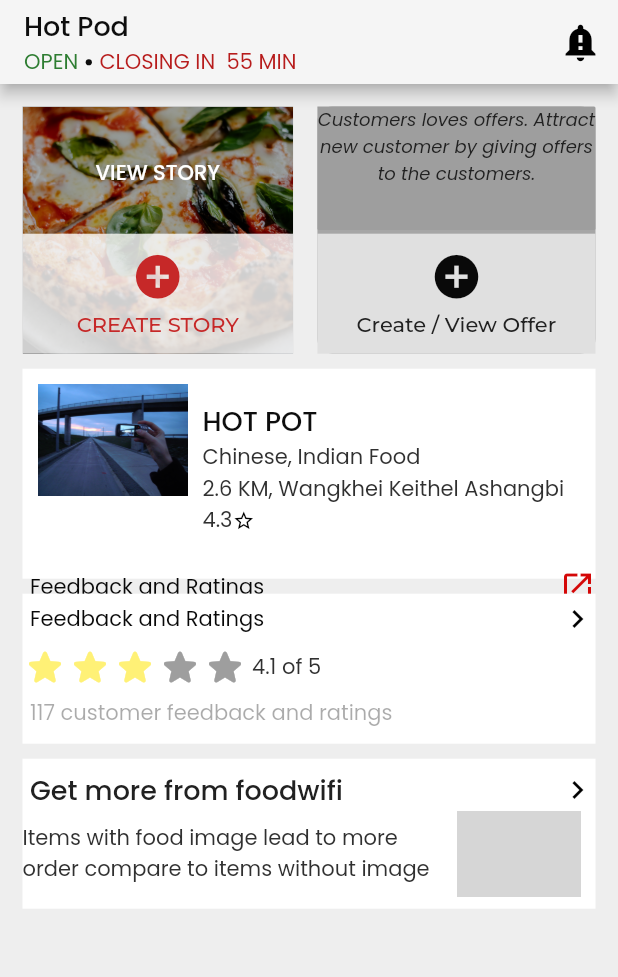
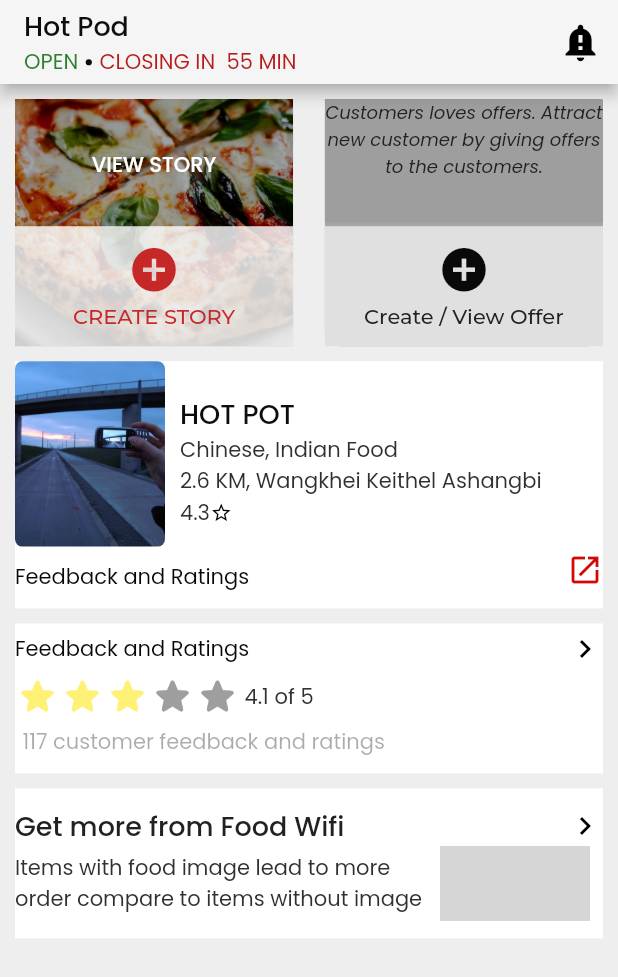
Before and after one commit to santamayengb/flutterflowproject, a Flutter app: the screen it shows after launch, on a phone screen of 412 x 824 dp. Shown: the top 977 px of the screen. Run offline on Flutter 3.47's test engine with Material 2 defaults, Android fonts, the phone set to English and light mode, and no system bars; drawn by our look-alikes of auto_size_text, flutter_rating_bar; our stand-ins replace font_awesome_flutter, google_fonts, page_transition, syncfusion_flutter_datepicker, timeago; missing offline and left inert: json_path; network calls fail; grey boxes are pictures that could not be loaded.

Commit message:
HomePage change

```diff
--- a/lib/components/home_page_widget.dart
+++ b/lib/components/home_page_widget.dart
@@ -13,7 +13,7 @@ class _HomePageWidgetState extends State<HomePageWidget> {
   @override
   Widget build(BuildContext context) {
     return Padding(
-      padding: EdgeInsetsDirectional.fromSTEB(0, 0, 5, 0),
+      padding: EdgeInsetsDirectional.fromSTEB(0, 0, 0, 0),
       child: Stack(
         children: [
           ClipRRect(
--- a/lib/home_pagefeed/home_pagefeed_widget.dart
+++ b/lib/home_pagefeed/home_pagefeed_widget.dart
@@ -91,8 +91,9 @@ class _HomePagefeedWidgetState extends State<HomePagefeedWidget> {
       ),
       backgroundColor: FlutterFlowTheme.gray200,
       body: SafeArea(
+        child: SingleChildScrollView(
           child: Padding(
-          padding: EdgeInsetsDirectional.fromSTEB(15, 15, 15, 15),
+            padding: EdgeInsetsDirectional.fromSTEB(10, 10, 10, 10),
             child: Column(
               mainAxisSize: MainAxisSize.max,
               children: [
@@ -127,7 +128,8 @@ class _HomePagefeedWidgetState extends State<HomePagefeedWidget> {
                     children: [
                       Expanded(
                         child: Container(
-                        height: 140,
+                          width: 100,
+                          height: MediaQuery.of(context).size.height * 0.2,
                           decoration: BoxDecoration(
                             color: FlutterFlowTheme.tertiaryColor,
                           ),
@@ -138,38 +140,29 @@ class _HomePagefeedWidgetState extends State<HomePagefeedWidget> {
                               children: [
                                 Padding(
                                   padding: EdgeInsetsDirectional.fromSTEB(
-                                    10, 10, 0, 0),
-                                child: Container(
-                                  width: 100,
-                                  height:
-                                      MediaQuery.of(context).size.height * 0.15,
+                                      0, 0, 0, 0),
                                   child: Column(
                                     mainAxisSize: MainAxisSize.max,
-
-                                    // children: [
-                                    //   ClipRRect(
-                                    //     borderRadius:
-                                    //         BorderRadius.circular(5),
                                     children: [
-                                      Image.asset(
+                                      ClipRRect(
+                                        borderRadius: BorderRadius.circular(5),
+                                        child: Image.asset(
                                           'assets/images/phoneimage.png',
-                                        // width: 100,
-                                        // height: MediaQuery.of(context)
-                                        //         .size
-                                        //         .height *
-                                        //     0.15,
-                                        // fit: BoxFit.cover,
+                                          width: 100,
+                                          height: MediaQuery.of(context)
+                                                  .size
+                                                  .height *
+                                              0.15,
+                                          fit: BoxFit.cover,
+                                        ),
                                       ),
                                     ],
-                                    //   ),
-                                    // ],
-                                  ),
                                   ),
                                 ),
                                 Expanded(
                                   child: Padding(
                                     padding: EdgeInsetsDirectional.fromSTEB(
-                                      10, 0, 0, 0),
+                                        10, 10, 0, 0),
                                     child: Column(
                                       mainAxisSize: MainAxisSize.min,
                                       children: [
@@ -229,8 +222,8 @@ class _HomePagefeedWidgetState extends State<HomePagefeedWidget> {
                               mainAxisAlignment: MainAxisAlignment.spaceBetween,
                               children: [
                                 Padding(
-                                padding:
-                                    EdgeInsetsDirectional.fromSTEB(5, 0, 0, 0),
+                                  padding: EdgeInsetsDirectional.fromSTEB(
+                                      0, 10, 0, 0),
                                   child: Text(
                                     'Feedback and Ratings',
                                     style: FlutterFlowTheme.bodyText1.override(
@@ -288,7 +281,7 @@ class _HomePagefeedWidgetState extends State<HomePagefeedWidget> {
                                             children: [
                                               Padding(
                                                 padding: EdgeInsetsDirectional
-                                                  .fromSTEB(5, 0, 0, 0),
+                                                    .fromSTEB(0, 0, 0, 0),
                                                 child: Text(
                                                   'Feedback and Ratings',
                                                   style: FlutterFlowTheme
@@ -318,8 +311,8 @@ class _HomePagefeedWidgetState extends State<HomePagefeedWidget> {
                                                       setState(() =>
                                                           ratingBarValue =
                                                               newValue),
-                                                itemBuilder: (context, index) =>
-                                                    Icon(
+                                                  itemBuilder:
+                                                      (context, index) => Icon(
                                                     Icons.star_rounded,
                                                     color: FlutterFlowTheme
                                                         .secondaryColor,
@@ -327,7 +320,8 @@ class _HomePagefeedWidgetState extends State<HomePagefeedWidget> {
                                                   direction: Axis.horizontal,
                                                   initialRating:
                                                       ratingBarValue ??= 3,
-                                                unratedColor: Color(0xFF9E9E9E),
+                                                  unratedColor:
+                                                      Color(0xFF9E9E9E),
                                                   itemCount: 5,
                                                   itemSize: 30,
                                                   glowColor: FlutterFlowTheme
@@ -396,7 +390,8 @@ class _HomePagefeedWidgetState extends State<HomePagefeedWidget> {
                                 child: Column(
                                     mainAxisSize: MainAxisSize.max,
                                     mainAxisAlignment: MainAxisAlignment.center,
-                                crossAxisAlignment: CrossAxisAlignment.start,
+                                    crossAxisAlignment:
+                                        CrossAxisAlignment.start,
                                     children: [
                                       Row(
                                           mainAxisSize: MainAxisSize.max,
@@ -404,12 +399,12 @@ class _HomePagefeedWidgetState extends State<HomePagefeedWidget> {
                                               MainAxisAlignment.spaceBetween,
                                           children: [
                                             Padding(
-                                          padding:
-                                              EdgeInsetsDirectional.fromSTEB(
-                                                  5, 0, 0, 0),
+                                              padding: EdgeInsetsDirectional
+                                                  .fromSTEB(0, 0, 0, 0),
                                               child: Text(
-                                            'Get more from foodwifi',
-                                            style: FlutterFlowTheme.subtitle1
+                                                'Get more from Food Wifi',
+                                                style: FlutterFlowTheme
+                                                    .subtitle1
                                                     .override(
                                                   fontFamily: 'Poppins',
                                                   color: Color(0xFF212121),
@@ -427,15 +422,29 @@ class _HomePagefeedWidgetState extends State<HomePagefeedWidget> {
                                         mainAxisAlignment:
                                             MainAxisAlignment.spaceBetween,
                                         children: [
+                                          Padding(
+                                            padding:
+                                                EdgeInsetsDirectional.fromSTEB(
+                                                    0, 0, 0, 0),
+                                          ),
                                           Expanded(
                                             child: Text(
                                               'Items with food image lead to more order compare to items without image',
                                               style: FlutterFlowTheme.bodyText1,
                                             ),
                                           ),
+                                          // ),
+                                          // ),
                                           Padding(
-                                        padding: EdgeInsetsDirectional.fromSTEB(
-                                            0, 0, 10, 0),
+                                            padding:
+                                                EdgeInsetsDirectional.fromSTEB(
+                                                    0, 0, 9, 0),
+                                            child: Container(
+                                              width: 100,
+                                              height: 50,
+                                              child: ClipRRect(
+                                                borderRadius:
+                                                    BorderRadius.circular(5),
                                                 child: Image.network(
                                                   'https://picsum.photos/seed/133/600',
                                                   width: MediaQuery.of(context)
@@ -449,11 +458,12 @@ class _HomePagefeedWidgetState extends State<HomePagefeedWidget> {
                                                   fit: BoxFit.cover,
                                                 ),
                                               ),
-                                    ],
+                                            ),
                                           ),
                                         ],
                                       ),
-                            ),
+                                    ]),
+                              )
                             ],
                           ),
                         ),
@@ -465,6 +475,7 @@ class _HomePagefeedWidgetState extends State<HomePagefeedWidget> {
             ),
           ),
         ),
+      ),
     );
   }
 }
```
Lines whose indentation alone changed are shown as unchanged.
